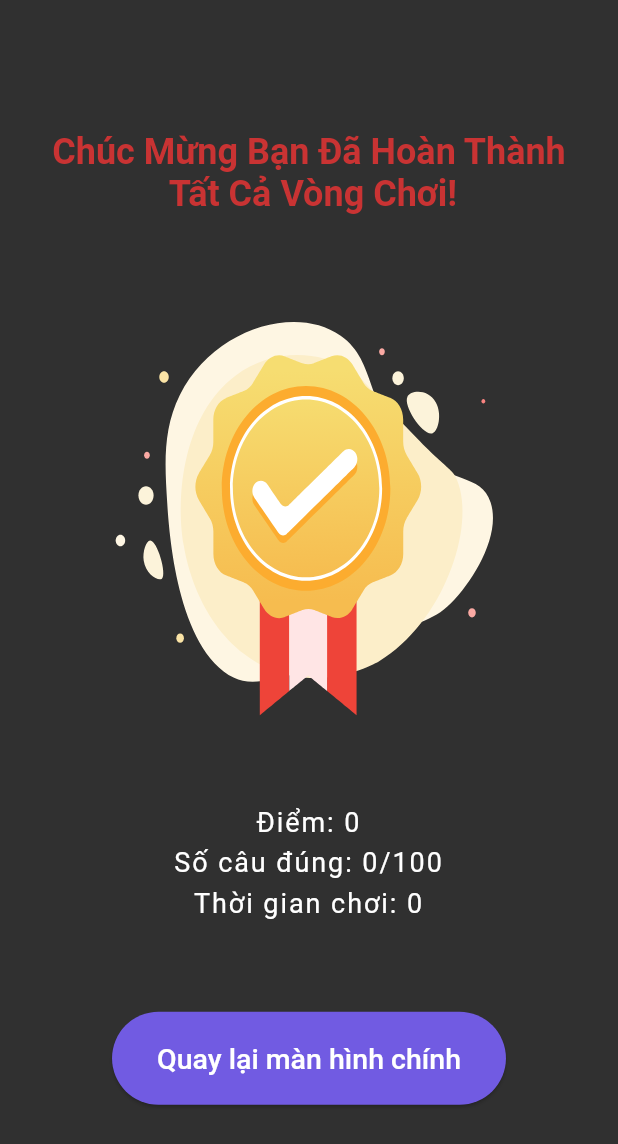
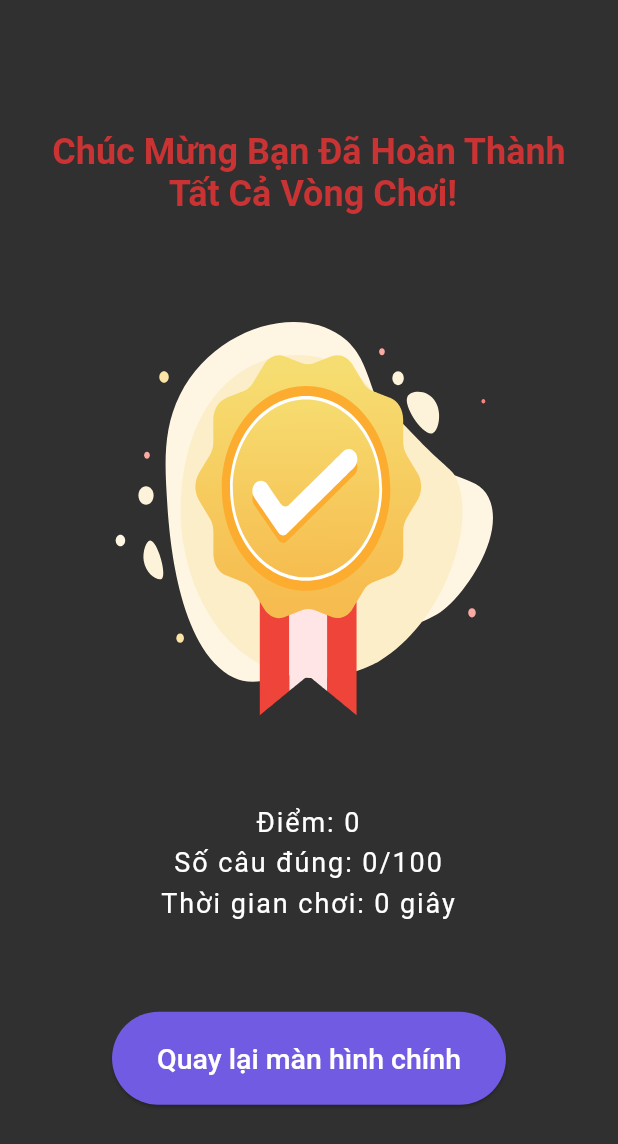
Before and after one commit to dohoangnhung/Math-Quiz-App, a Flutter app: the CongratulationScreen screen opened directly, on a phone screen of 412 x 824 dp. Shown: the top 1144 px of the screen. Run offline on Flutter 3.47's test engine with Material 2 defaults, Android fonts, the phone set to English and light mode, and no system bars; drawn by our look-alikes of animated_text_kit; our stand-ins replace get, lottie.

Commit message:
total play time on the whole game

```diff
--- a/lib/controllers/game1_controller.dart
+++ b/lib/controllers/game1_controller.dart
@@ -41,6 +41,7 @@ class QuestionController extends GetxController
   RxInt point = 0.obs;
   RxInt get getPoint => point;
 
+  int _responseTime = 0;
   int _totalResponseTime = 0;
   int get totalResponseTime => _totalResponseTime;
 
@@ -97,6 +98,10 @@ class QuestionController extends GetxController
   void checkAns(List<Pair> options, int selectedInx) {
     _isAnswered = true;
     _selectedAns = selectedInx;
+
+    // calculate total reponse time on the whole question set
+    _responseTime = (animation.value * playTime).round();
+    _totalResponseTime += _responseTime;
 
     // check which option is correct
     int opt1 = options[0].value;
--- a/lib/screens/congratulation_screen.dart
+++ b/lib/screens/congratulation_screen.dart
@@ -70,7 +70,7 @@ class _ReadyDialogState extends State<CongratulationScreen> {
                 child: AnimatedTextKit(
                   animatedTexts: [
                     TyperAnimatedText(
-                      'Điểm: ${_questionController.getPoint}\nSố câu đúng: ${_questionController.numOfCorrectAns}/100\nThời gian chơi: ${_questionController.totalResponseTime}',
+                      'Điểm: ${_questionController.getPoint}\nSố câu đúng: ${_questionController.numOfCorrectAns}/100\nThời gian chơi: ${_questionController.totalResponseTime} giây',
                       textStyle: const TextStyle(
                         color: Colors.white,
                         fontSize: 18,
```
